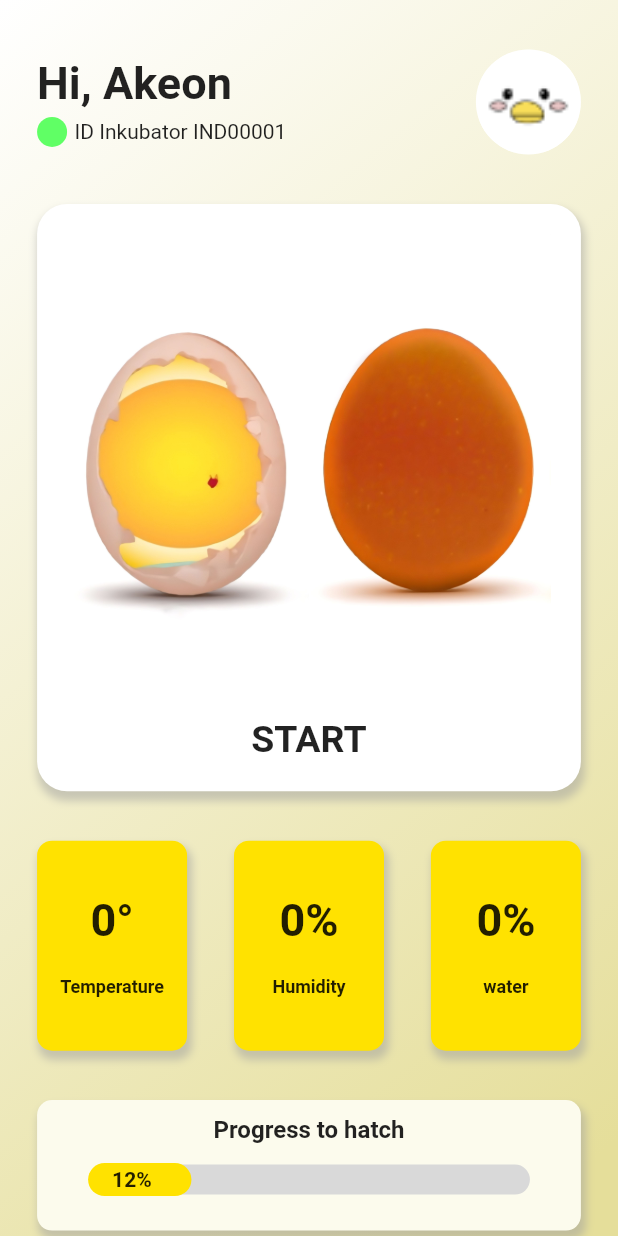
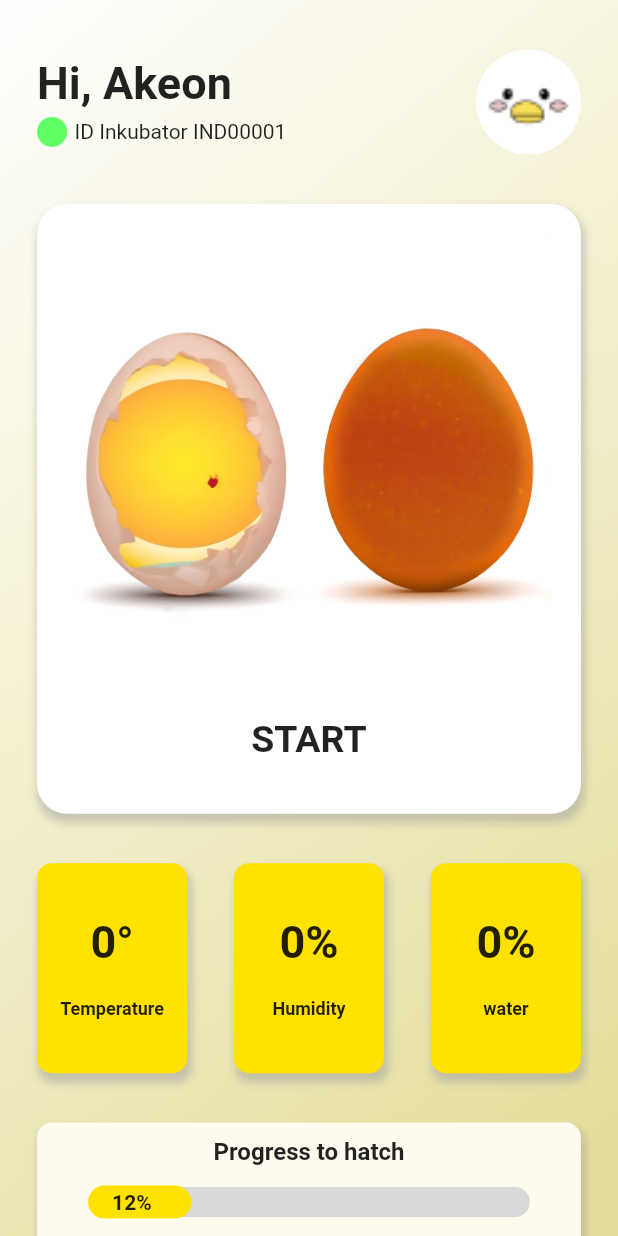
Before and after one commit to Akhdanre/Tetas.in, a Flutter app: the HomeScreen screen opened directly, on a phone screen of 412 x 824 dp. Run offline on Flutter 3.47's test engine with Material 2 defaults, Android fonts, the phone set to English and light mode, and no system bars; our stand-ins replace bloc, flutter_bloc, shared_preferences; accounts and stored records are empty; generated files the repository leaves out were written again; network calls fail.

Commit message:
adjust info container for move page navication

```diff
--- a/lib/src/bussines_logic/bloc/controller_bloc.dart
+++ b/lib/src/bussines_logic/bloc/controller_bloc.dart
@@ -47,7 +47,6 @@ class ControllerBloc extends Bloc<ControllerEvent, ControllerState> {
     _webSocketChannel.stream.listen(
       (dynamic data) {},
       onDone: () {
-        // WebSocket connection closed
         _reconnect();
       },
       onError: (error) {
@@ -59,12 +58,9 @@ class ControllerBloc extends Bloc<ControllerEvent, ControllerState> {
   }
 
   void _reconnect() {
-    // Delay before attempting to reconnect (optional)
-    Future.delayed(Duration(seconds: 5), () {
-      // Close the existing WebSocket channel if it exists
+    Future.delayed(const Duration(seconds: 5), () {
       _webSocketChannel.sink.close();
 
-      // Attempt to reconnect
       _connect();
     });
   }
--- a/lib/src/presentation/pages/home_screen.dart
+++ b/lib/src/presentation/pages/home_screen.dart
@@ -98,18 +98,25 @@ class _HomeScreenState extends State<HomeScreen> {
                         color: Colors.white,
                         borderRadius: BorderRadius.circular(20)),
                     child: isFirst
-                        ? Padding(
+                        ? GestureDetector(
+                            onTap: () {},
+                            child: Padding(
                               padding: const EdgeInsets.symmetric(
                                   horizontal: 20, vertical: 20),
                               child: Column(
                                 crossAxisAlignment: CrossAxisAlignment.center,
                                 children: [
-                                Align(child: Image.asset("Assets/Telur/1.jpg")),
+                                  Align(
+                                      child: Image.asset("Assets/Telur/1.jpg")),
                                   const Text("START",
                                       style: TextStyle(
                                           fontSize: 25,
-                                        fontWeight: FontWeight.bold))
+                                          fontWeight: FontWeight.bold)),
+                                  const SizedBox(
+                                    height: 15,
+                                  )
                                 ],
+                              ),
                             ),
                           )
                         : Padding(
```
Lines whose indentation alone changed are shown as unchanged.
